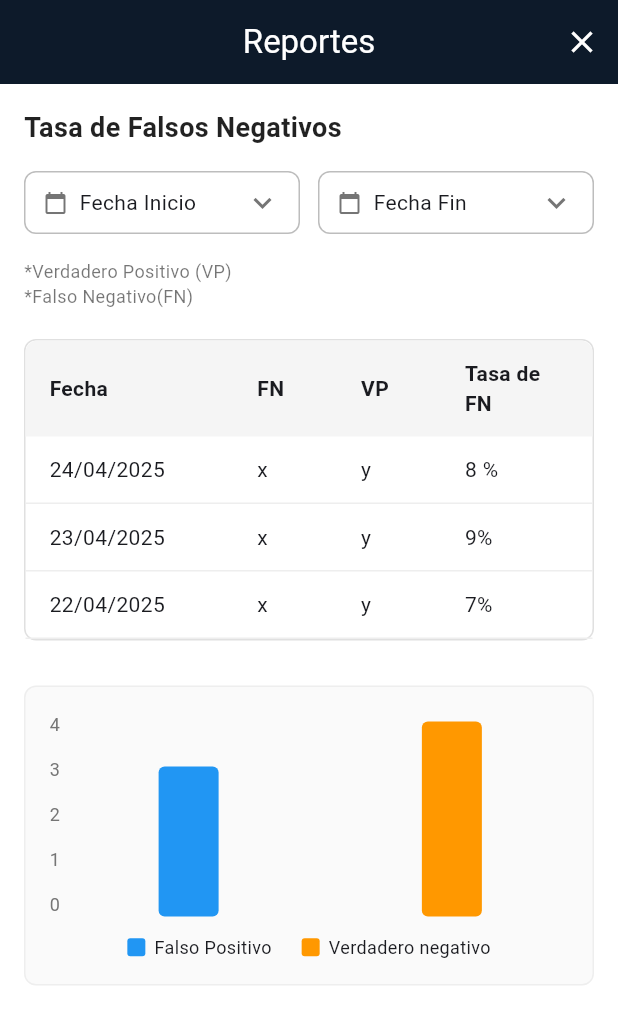
After one commit to josmeldev/txtscan, a Flutter app: the FalsosNegativosScreen screen opened directly, on a phone screen of 412 x 824 dp. The commit adds this screen. Shown: the top 1024 px of the screen. Run offline on Flutter 3.47's test engine with Material 3 defaults, Android fonts, the phone set to English and light mode, and no system bars; our stand-ins replace firebase_auth, firebase_core, firebase_database, firebase_messaging, flutter_spinkit; accounts and stored records are empty.

Commit message:
Add FalsosNegativosScreen: implement false negatives report with data table and bar chart; link from ReportsScreen

```diff
--- /dev/null
+++ b/lib/screens/falsos_negativos_screen.dart
@@ -0,0 +1,254 @@
+import 'package:flutter/material.dart';
+
+class FalsosNegativosScreen extends StatelessWidget {
+  const FalsosNegativosScreen({super.key});
+
+  @override
+  Widget build(BuildContext context) {
+    return Scaffold(
+      backgroundColor: Colors.white,
+      appBar: AppBar(
+        title: const Text('Reportes', style: TextStyle(color: Colors.white)),
+        backgroundColor: const Color(0xFF0D1A2A),
+        centerTitle: true,
+        leading: Container(), // Quitar el botón de back automático
+        actions: [
+          // Botón de cerrar en la esquina superior derecha
+          IconButton(
+            icon: const Icon(Icons.close, color: Colors.white, size: 24),
+            onPressed: () {
+              Navigator.of(context).pop();
+            },
+          ),
+        ],
+      ),
+      body: Padding(
+        padding: const EdgeInsets.all(16.0),
+        child: Column(
+          crossAxisAlignment: CrossAxisAlignment.start,
+          children: [
+            // Título principal
+            const Text(
+              'Tasa de Falsos Negativos',
+              style: TextStyle(
+                fontSize: 18,
+                fontWeight: FontWeight.bold,
+                color: Colors.black87,
+              ),
+            ),
+            const SizedBox(height: 16),
+
+            // Filtros de fecha
+            Row(
+              children: [
+                // Fecha Inicio
+                Expanded(
+                  child: Container(
+                    padding: const EdgeInsets.symmetric(horizontal: 12, vertical: 8),
+                    decoration: BoxDecoration(
+                      border: Border.all(color: Colors.grey.shade400),
+                      borderRadius: BorderRadius.circular(8),
+                    ),
+                    child: Row(
+                      children: [
+                        Icon(Icons.calendar_today, size: 16, color: Colors.grey.shade600),
+                        const SizedBox(width: 8),
+                        const Text('Fecha Inicio', style: TextStyle(fontSize: 14)),
+                        const Spacer(),
+                        Icon(Icons.keyboard_arrow_down, color: Colors.grey.shade600),
+                      ],
+                    ),
+                  ),
+                ),
+                const SizedBox(width: 12),
+                // Fecha Fin
+                Expanded(
+                  child: Container(
+                    padding: const EdgeInsets.symmetric(horizontal: 12, vertical: 8),
+                    decoration: BoxDecoration(
+                      border: Border.all(color: Colors.grey.shade400),
+                      borderRadius: BorderRadius.circular(8),
+                    ),
+                    child: Row(
+                      children: [
+                        Icon(Icons.calendar_today, size: 16, color: Colors.grey.shade600),
+                        const SizedBox(width: 8),
+                        const Text('Fecha Fin', style: TextStyle(fontSize: 14)),
+                        const Spacer(),
+                        Icon(Icons.keyboard_arrow_down, color: Colors.grey.shade600),
+                      ],
+                    ),
+                  ),
+                ),
+              ],
+            ),
+            const SizedBox(height: 16),
+
+            // Descripción de los datos
+            const Text(
+              '*Verdadero Positivo (VP)',
+              style: TextStyle(fontSize: 12, color: Colors.black54),
+            ),
+            const Text(
+              '*Falso Negativo(FN)',
+              style: TextStyle(fontSize: 12, color: Colors.black54),
+            ),
+            const SizedBox(height: 20),
+
+            // Tabla de datos
+            Container(
+              decoration: BoxDecoration(
+                border: Border.all(color: Colors.grey.shade300),
+                borderRadius: BorderRadius.circular(8),
+              ),
+              child: Column(
+                children: [
+                  // Header de la tabla
+                  Container(
+                    padding: const EdgeInsets.symmetric(vertical: 12, horizontal: 16),
+                    decoration: BoxDecoration(
+                      color: Colors.grey.shade100,
+                      borderRadius: const BorderRadius.only(
+                        topLeft: Radius.circular(8),
+                        topRight: Radius.circular(8),
+                      ),
+                    ),
+                    child: const Row(
+                      children: [
+                        Expanded(flex: 2, child: Text('Fecha', style: TextStyle(fontWeight: FontWeight.bold))),
+                        Expanded(child: Text('FN', style: TextStyle(fontWeight: FontWeight.bold))),
+                        Expanded(child: Text('VP', style: TextStyle(fontWeight: FontWeight.bold))),
+                        Expanded(child: Text('Tasa de FN', style: TextStyle(fontWeight: FontWeight.bold))),
+                      ],
+                    ),
+                  ),
+                  // Filas de datos
+                  _buildTableRow('24/04/2025', 'x', 'y', '8 %'),
+                  _buildTableRow('23/04/2025', 'x', 'y', '9%'),
+                  _buildTableRow('22/04/2025', 'x', 'y', '7%'),
+                ],
+              ),
+            ),
+            const SizedBox(height: 30),
+
+            // Gráfico de barras
+            Container(
+              height: 200,
+              padding: const EdgeInsets.all(16),
+              decoration: BoxDecoration(
+                color: Colors.grey.shade50,
+                borderRadius: BorderRadius.circular(8),
+                border: Border.all(color: Colors.grey.shade200),
+              ),
+              child: Column(
+                children: [
+                  // Eje Y (números)
+                  Expanded(
+                    child: Row(
+                      crossAxisAlignment: CrossAxisAlignment.end,
+                      children: [
+                        // Etiquetas del eje Y
+                        Column(
+                          mainAxisAlignment: MainAxisAlignment.spaceBetween,
+                          children: [
+                            Text('4', style: TextStyle(fontSize: 12, color: Colors.grey.shade600)),
+                            Text('3', style: TextStyle(fontSize: 12, color: Colors.grey.shade600)),
+                            Text('2', style: TextStyle(fontSize: 12, color: Colors.grey.shade600)),
+                            Text('1', style: TextStyle(fontSize: 12, color: Colors.grey.shade600)),
+                            Text('0', style: TextStyle(fontSize: 12, color: Colors.grey.shade600)),
+                          ],
+                        ),
+                        const SizedBox(width: 8),
+                        // Barras del gráfico
+                        Expanded(
+                          child: Row(
+                            mainAxisAlignment: MainAxisAlignment.spaceEvenly,
+                            crossAxisAlignment: CrossAxisAlignment.end,
+                            children: [
+                              // Barra azul (Falso Positivo)
+                              Container(
+                                width: 40,
+                                height: 100,
+                                decoration: BoxDecoration(
+                                  color: Colors.blue,
+                                  borderRadius: BorderRadius.circular(4),
+                                ),
+                              ),
+                              const SizedBox(width: 20),
+                              // Barra naranja (Verdadero negativo)
+                              Container(
+                                width: 40,
+                                height: 130,
+                                decoration: BoxDecoration(
+                                  color: Colors.orange,
+                                  borderRadius: BorderRadius.circular(4),
+                                ),
+                              ),
+                            ],
+                          ),
+                        ),
+                      ],
+                    ),
+                  ),
+                  const SizedBox(height: 12),
+                  // Leyenda
+                  Row(
+                    mainAxisAlignment: MainAxisAlignment.center,
+                    children: [
+                      Row(
+                        children: [
+                          Container(
+                            width: 12,
+                            height: 12,
+                            decoration: BoxDecoration(
+                              color: Colors.blue,
+                              borderRadius: BorderRadius.circular(2),
+                            ),
+                          ),
+                          const SizedBox(width: 6),
+                          const Text('Falso Positivo', style: TextStyle(fontSize: 12)),
+                        ],
+                      ),
+                      const SizedBox(width: 20),
+                      Row(
+                        children: [
+                          Container(
+                            width: 12,
+                            height: 12,
+                            decoration: BoxDecoration(
+                              color: Colors.orange,
+                              borderRadius: BorderRadius.circular(2),
+                            ),
+                          ),
+                          const SizedBox(width: 6),
+                          const Text('Verdadero negativo', style: TextStyle(fontSize: 12)),
+                        ],
+                      ),
+                    ],
+                  ),
+                ],
+              ),
+            ),
+          ],
+        ),
+      ),
+    );
+  }
+
+  Widget _buildTableRow(String fecha, String fn, String vp, String tasaFN) {
+    return Container(
+      padding: const EdgeInsets.symmetric(vertical: 12, horizontal: 16),
+      decoration: BoxDecoration(
+        border: Border(bottom: BorderSide(color: Colors.grey.shade200)),
+      ),
+      child: Row(
+        children: [
+          Expanded(flex: 2, child: Text(fecha, style: const TextStyle(fontSize: 14))),
+          Expanded(child: Text(fn, style: const TextStyle(fontSize: 14))),
+          Expanded(child: Text(vp, style: const TextStyle(fontSize: 14))),
+          Expanded(child: Text(tasaFN, style: const TextStyle(fontSize: 14))),
+        ],
+      ),
+    );
+  }
+}
--- a/lib/screens/reports_screen.dart
+++ b/lib/screens/reports_screen.dart
@@ -2,6 +2,7 @@ import 'package:flutter/material.dart';
 import 'falsos_positivos_screen.dart';
 import 'precision_screen.dart';
 import 'tiempo_promedio_screen.dart';
+import 'falsos_negativos_screen.dart';
 
 class ReportsScreen extends StatelessWidget {
   const ReportsScreen({super.key});
@@ -86,11 +87,21 @@ class ReportsScreen extends StatelessWidget {
                   ),
                   const SizedBox(width: 20),
                   Expanded(
-                    child: _buildStatCard(
-                      title: 'Tasa de Falsos\nNegativos',
-                      value: '7%',
-                      valueColor: Colors.red,
-                      backgroundColor: Colors.grey.shade100,
+                    child: GestureDetector(
+                      onTap: () {
+                        Navigator.push(
+                          context,
+                          MaterialPageRoute(
+                            builder: (context) => const FalsosNegativosScreen(),
+                          ),
+                        );
+                      },
+                      child: _buildStatCard(
+                        title: 'Tasa de Falsos\nNegativos',
+                        value: '7%',
+                        valueColor: Colors.red,
+                        backgroundColor: Colors.grey.shade100,
+                      ),
                     ),
                   ),
                 ],
```
